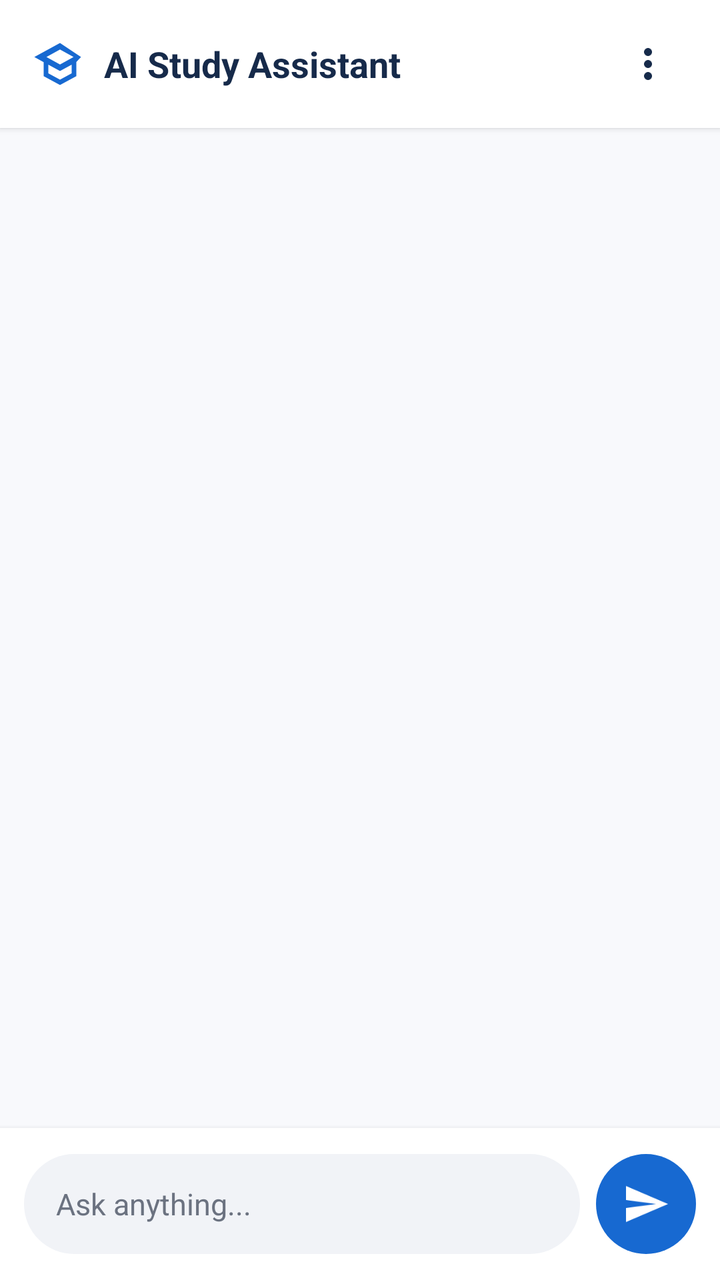
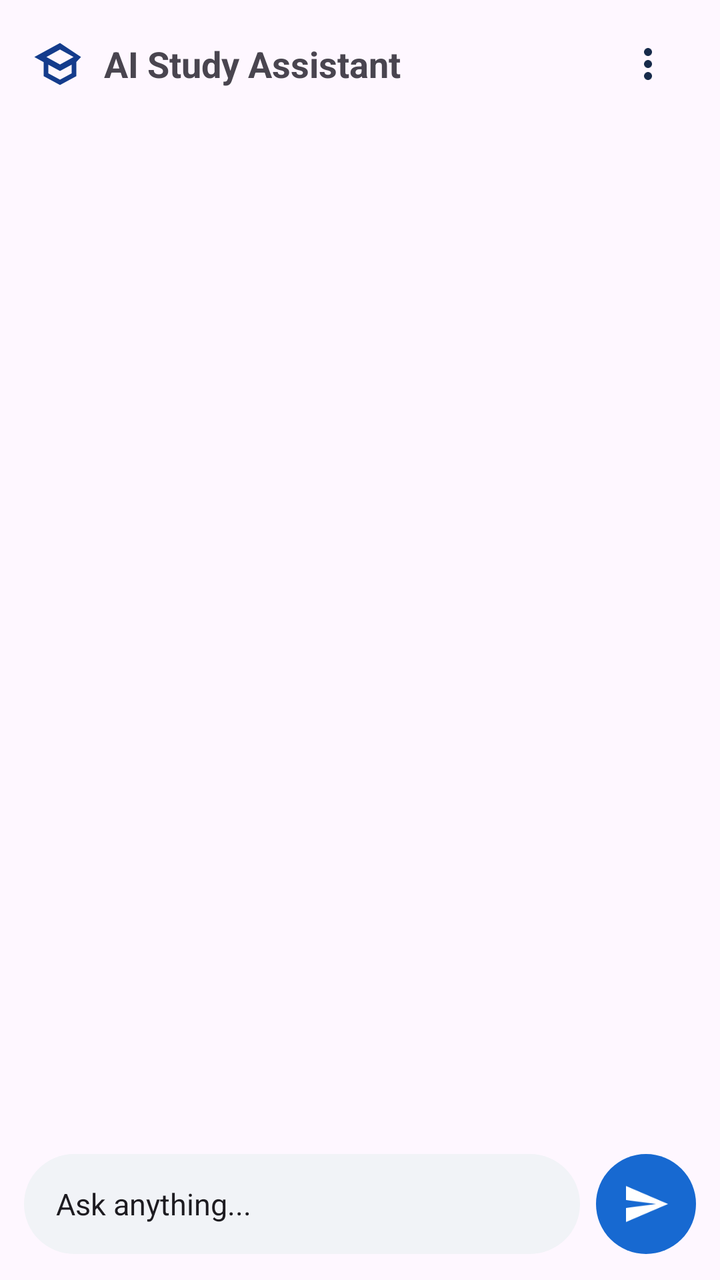

Two renders of the same Android screen: before a commit and after it. Below are the layout's source before the change and the commit's diff.
<!-- AndroidManifest.xml: application theme Theme.MyCampusComp -->
<!-- res/layout/activity_ai_study_assistant.xml -->
<?xml version="1.0" encoding="utf-8"?>
<androidx.constraintlayout.widget.ConstraintLayout
    xmlns:android="http://schemas.android.com/apk/res/android"
    xmlns:app="http://schemas.android.com/apk/res-auto"
    android:layout_width="match_parent"
    android:layout_height="match_parent"
    android:background="@color/ai_screen_background">

    
    <LinearLayout
        android:id="@+id/topBar"
        android:layout_width="0dp"
        android:layout_height="@dimen/ai_top_bar_height"
        android:orientation="horizontal"
        android:gravity="center_vertical"
        android:paddingStart="@dimen/ai_screen_padding"
        android:paddingEnd="@dimen/ai_small_padding"
        android:background="@color/surface"
        android:elevation="@dimen/ai_top_bar_elevation"
        app:layout_constraintTop_toTopOf="parent"
        app:layout_constraintStart_toStartOf="parent"
        app:layout_constraintEnd_toEndOf="parent">

        <ImageView
            android:id="@+id/aiAssistantIcon"
            android:layout_width="@dimen/ai_header_icon_size"
            android:layout_height="@dimen/ai_header_icon_size"
            android:contentDescription="@string/ai_assistant_icon_description"
            android:src="@drawable/ic_ai_assistant" />

        <TextView
            android:id="@+id/aiStudyAssistantTitle"
            android:layout_width="0dp"
            android:layout_height="wrap_content"
            android:layout_weight="1"
            android:layout_marginStart="@dimen/ai_small_margin"
            android:text="@string/ai_study_assistant_title"
            android:textColor="@color/primary_text"
            android:textSize="@dimen/ai_title_text_size"
            android:textStyle="bold" />

        <ImageButton
            android:id="@+id/menuButton"
            android:layout_width="@dimen/ai_header_button_size"
            android:layout_height="@dimen/ai_header_button_size"
            android:background="?attr/selectableItemBackgroundBorderless"
            android:contentDescription="@string/menu_icon_description"
            android:src="@drawable/ic_more_vert" />

    </LinearLayout>


    
    <ScrollView
        android:id="@+id/chatScrollView"
        android:layout_width="0dp"
        android:layout_height="0dp"
        android:fillViewport="true"
        android:clipToPadding="false"
        android:padding="@dimen/ai_screen_padding"
        app:layout_constraintTop_toBottomOf="@id/topBar"
        app:layout_constraintBottom_toTopOf="@id/messageArea"
        app:layout_constraintStart_toStartOf="parent"
        app:layout_constraintEnd_toEndOf="parent">

        <LinearLayout
            android:id="@+id/chatContainer"
            android:layout_width="match_parent"
            android:layout_height="wrap_content"
            android:orientation="vertical">

            

        </LinearLayout>

    </ScrollView>


    
    <LinearLayout
        android:id="@+id/messageArea"
        android:layout_width="0dp"
        android:layout_height="@dimen/ai_message_area_height"
        android:orientation="horizontal"
        android:gravity="center_vertical"
        android:paddingStart="@dimen/ai_small_padding"
        android:paddingEnd="@dimen/ai_small_padding"
        android:background="@color/surface"
        android:elevation="@dimen/ai_input_area_elevation"
        app:layout_constraintBottom_toBottomOf="parent"
        app:layout_constraintStart_toStartOf="parent"
        app:layout_constraintEnd_toEndOf="parent">

        <EditText
            android:id="@+id/messageInput"
            android:layout_width="0dp"
            android:layout_height="@dimen/ai_input_height"
            android:layout_weight="1"
            android:background="@drawable/bg_message_input"
            android:hint="@string/message_input_hint"
            android:paddingStart="@dimen/ai_input_horizontal_padding"
            android:paddingEnd="@dimen/ai_input_horizontal_padding"
            android:inputType="textCapSentences|textMultiLine"
            android:imeOptions="actionSend"
            android:maxLines="@integer/ai_input_max_lines"
            android:textColor="@color/primary_text"
            android:textColorHint="@color/secondary_text"
            android:textSize="@dimen/ai_input_text_size" />

        <ImageButton
            android:id="@+id/sendButton"
            android:layout_width="@dimen/ai_send_button_size"
            android:layout_height="@dimen/ai_send_button_size"
            android:layout_marginStart="@dimen/ai_send_button_margin"
            android:background="@drawable/bg_send_button"
            android:contentDescription="@string/send_button_description"
            android:padding="@dimen/ai_send_icon_padding"
            android:src="@drawable/ic_send" />

    </LinearLayout>

</androidx.constraintlayout.widget.ConstraintLayout>
<!-- resources referenced by this layout -->
<resources>
  <color name="ai_screen_background">#F8F9FC</color>
  <color name="primary_text">#162A4A</color>
  <color name="secondary_text">#6B7280</color>
  <color name="surface">#FFFFFF</color>
  <dimen name="ai_header_button_size">48dp</dimen>
  <dimen name="ai_header_icon_size">28dp</dimen>
  <dimen name="ai_input_area_elevation">4dp</dimen>
  <dimen name="ai_input_height">50dp</dimen>
  <dimen name="ai_input_horizontal_padding">16dp</dimen>
  <dimen name="ai_input_text_size">15sp</dimen>
  <dimen name="ai_message_area_height">76dp</dimen>
  <dimen name="ai_screen_padding">16dp</dimen>
  <dimen name="ai_send_button_margin">8dp</dimen>
  <dimen name="ai_send_button_size">50dp</dimen>
  <dimen name="ai_send_icon_padding">12dp</dimen>
  <dimen name="ai_small_margin">8dp</dimen>
  <dimen name="ai_small_padding">12dp</dimen>
  <dimen name="ai_title_text_size">18sp</dimen>
  <dimen name="ai_top_bar_elevation">2dp</dimen>
  <dimen name="ai_top_bar_height">64dp</dimen>
  <!-- drawable bg_message_input (drawable) -->
  <?xml version="1.0" encoding="utf-8"?>
  <shape xmlns:android="http://schemas.android.com/apk/res/android"
      android:shape="rectangle">
  
      <solid android:color="@color/input_background" />
  
      <corners
          android:radius="@dimen/ai_input_corner_radius" />
  
  </shape>
  <!-- drawable bg_send_button (drawable) -->
  <?xml version="1.0" encoding="utf-8"?>
  <shape xmlns:android="http://schemas.android.com/apk/res/android"
      android:shape="rectangle">
  
      <solid android:color="@color/send_button" />
  
      <corners
          android:radius="@dimen/ai_send_button_corner_radius" />
  
  </shape>
  <!-- drawable ic_ai_assistant (drawable) -->
  <?xml version="1.0" encoding="utf-8"?>
  <vector xmlns:android="http://schemas.android.com/apk/res/android"
      android:width="24dp"
      android:height="24dp"
      android:viewportWidth="24"
      android:viewportHeight="24">
  
      <path
          android:fillColor="#1769D1"
          android:pathData="M12,3L1,9l4,2.18v6L12,21l7,-3.82v-6.01L21,9L12,3zM17.82,9L12,12.18L6.18,9L12,5.82L17.82,9zM17,16l-5,2.73L7,16v-3.73l5,2.73l5,-2.73V16z" />
  
  </vector>
  <!-- drawable ic_more_vert (drawable) -->
  <?xml version="1.0" encoding="utf-8"?>
  <vector xmlns:android="http://schemas.android.com/apk/res/android"
      android:width="24dp"
      android:height="24dp"
      android:viewportWidth="24"
      android:viewportHeight="24">
  
      <path
          android:fillColor="#162A4A"
          android:pathData="M12,8c1.1,0 2,-0.9 2,-2s-0.9,-2 -2,-2 -2,0.9 -2,2 0.9,2 2,2zM12,10c-1.1,0 -2,0.9 -2,2s0.9,2 2,2 2,-0.9 2,-2 -0.9,-2 -2,-2zM12,16c-1.1,0 -2,0.9 -2,2s0.9,2 2,2 2,-0.9 2,-2 -0.9,-2 -2,-2z" />
  
  </vector>
  <!-- drawable ic_send (drawable) -->
  <?xml version="1.0" encoding="utf-8"?>
  <vector xmlns:android="http://schemas.android.com/apk/res/android"
      android:width="24dp"
      android:height="24dp"
      android:viewportWidth="24"
      android:viewportHeight="24">
  
      <path
          android:fillColor="#FFFFFF"
          android:pathData="M2.01,21L23,12L2.01,3L2,10L17,12L2,14L2.01,21Z" />
  
  </vector>
  <integer name="ai_input_max_lines">4</integer>
  <string name="ai_assistant_icon_description">AI Study Assistant</string>
  <string name="ai_study_assistant_title">AI Study Assistant</string>
  <string name="menu_icon_description">More options</string>
  <string name="message_input_hint">Ask anything...</string>
  <string name="send_button_description">Send message</string>
  <style name="Theme.MyCampusComp" parent="Base.Theme.MyCampusComp" />
  <color name="input_background">#F1F3F7</color>
  <dimen name="ai_input_corner_radius">25dp</dimen>
  <color name="send_button">#1769D1</color>
  <dimen name="ai_send_button_corner_radius">25dp</dimen>
  <style name="Base.Theme.MyCampusComp" parent="Theme.Material3.DayNight.NoActionBar">
          
          
      </style>
</resources>

<!-- the commit's change to res/layout/activity_ai_study_assistant.xml (unified diff, before → after) -->
@@ -4,7 +4,7 @@
     xmlns:app="http://schemas.android.com/apk/res-auto"
     android:layout_width="match_parent"
     android:layout_height="match_parent"
-    android:background="@color/ai_screen_background">
+    android:background="@color/screen_background">
 
     
     <LinearLayout
@@ -15,7 +15,7 @@
         android:gravity="center_vertical"
         android:paddingStart="@dimen/ai_screen_padding"
         android:paddingEnd="@dimen/ai_small_padding"
-        android:background="@color/surface"
+        android:background="@color/card_surface"
         android:elevation="@dimen/ai_top_bar_elevation"
         app:layout_constraintTop_toTopOf="parent"
         app:layout_constraintStart_toStartOf="parent"
@@ -26,7 +26,8 @@
             android:layout_width="@dimen/ai_header_icon_size"
             android:layout_height="@dimen/ai_header_icon_size"
             android:contentDescription="@string/ai_assistant_icon_description"
-            android:src="@drawable/ic_ai_assistant" />
+            android:src="@drawable/ic_ai_assistant"
+            app:tint="@color/blueDark" />
 
         <TextView
             android:id="@+id/aiStudyAssistantTitle"
@@ -35,7 +36,7 @@
             android:layout_weight="1"
             android:layout_marginStart="@dimen/ai_small_margin"
             android:text="@string/ai_study_assistant_title"
-            android:textColor="@color/primary_text"
+            android:textColor="@color/text_main"
             android:textSize="@dimen/ai_title_text_size"
             android:textStyle="bold" />
 
@@ -45,7 +46,8 @@
             android:layout_height="@dimen/ai_header_button_size"
             android:background="?attr/selectableItemBackgroundBorderless"
             android:contentDescription="@string/menu_icon_description"
-            android:src="@drawable/ic_more_vert" />
+            android:src="@drawable/ic_more_vert"
+            app:tint="@color/text_muted" />
 
     </LinearLayout>
 
@@ -85,7 +87,7 @@
         android:gravity="center_vertical"
         android:paddingStart="@dimen/ai_small_padding"
         android:paddingEnd="@dimen/ai_small_padding"
-        android:background="@color/surface"
+        android:background="@color/card_surface"
         android:elevation="@dimen/ai_input_area_elevation"
         app:layout_constraintBottom_toBottomOf="parent"
         app:layout_constraintStart_toStartOf="parent"
@@ -103,8 +105,8 @@
             android:inputType="textCapSentences|textMultiLine"
             android:imeOptions="actionSend"
             android:maxLines="@integer/ai_input_max_lines"
-            android:textColor="@color/primary_text"
-            android:textColorHint="@color/secondary_text"
+            android:textColor="@color/text_main"
+            android:textColorHint="@color/text_muted"
             android:textSize="@dimen/ai_input_text_size" />
 
         <ImageButton
@@ -115,7 +117,8 @@
             android:background="@drawable/bg_send_button"
             android:contentDescription="@string/send_button_description"
             android:padding="@dimen/ai_send_icon_padding"
-            android:src="@drawable/ic_send" />
+            android:src="@drawable/ic_send"
+            app:tint="@color/white" />
 
     </LinearLayout>
 
<!-- resource entries referenced after the edit -->
@@ -1,9 +1,7 @@
 <!-- resources referenced by this layout -->
 <resources>
-  <color name="ai_screen_background">#F8F9FC</color>
-  <color name="primary_text">#162A4A</color>
-  <color name="secondary_text">#6B7280</color>
-  <color name="surface">#FFFFFF</color>
+  <color name="blueDark">#143C8C</color>
+  <color name="white">#FFFFFFFF</color>
   <dimen name="ai_header_button_size">48dp</dimen>
   <dimen name="ai_header_icon_size">28dp</dimen>
   <dimen name="ai_input_area_elevation">4dp</dimen>
